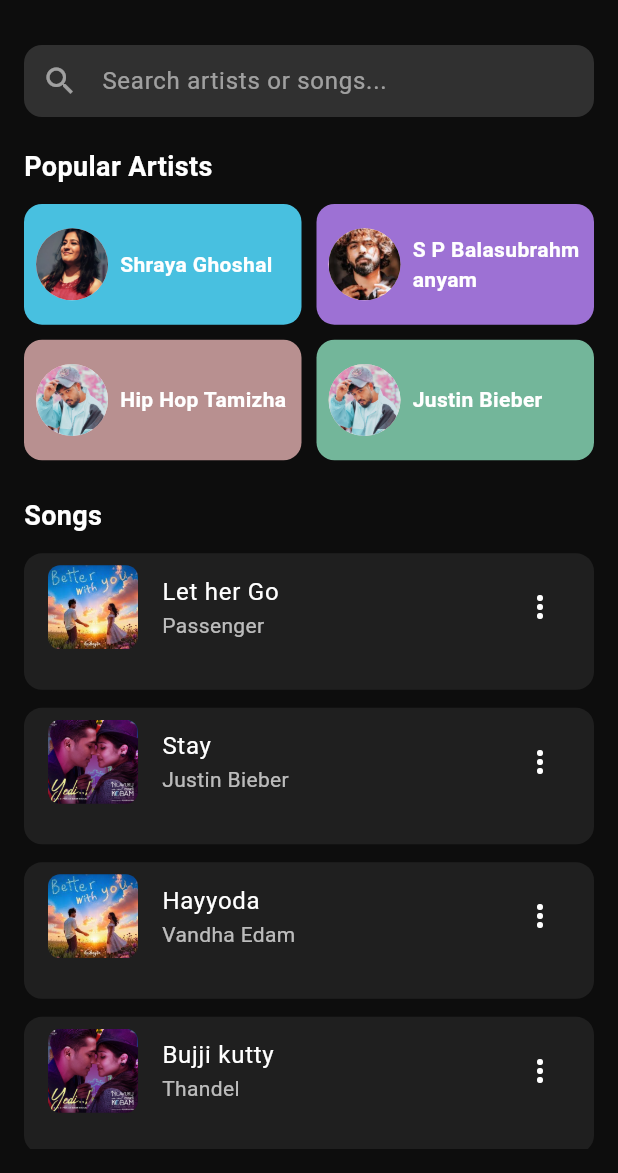
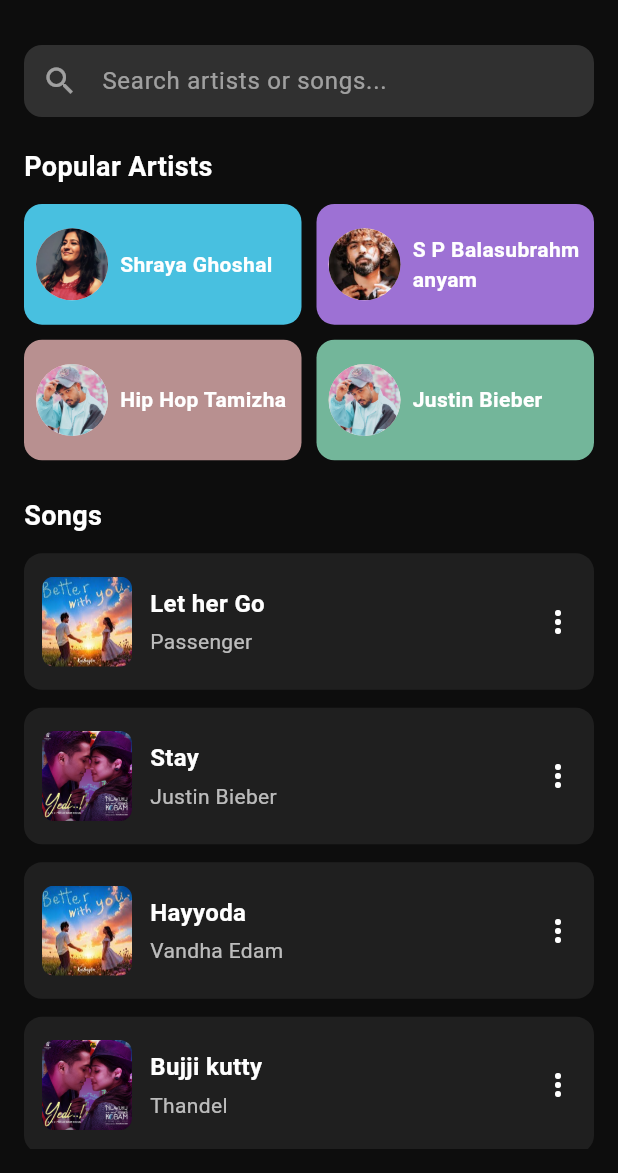
Before and after one commit to JagadishAtelier/soul-square, a Flutter app: the screen it shows after launch, after a tap on the "search" icon, on a phone screen of 412 x 824 dp, the part 63-1236 px from its top. Run offline on Flutter 3.47's test engine with Material 3 defaults, Android fonts, the phone set to English and light mode, and no system bars; our stand-ins replace bootstrap_icons.

Commit message:
updated nav and dummy content

```diff
--- a/lib/components/song_list.dart
+++ b/lib/components/song_list.dart
@@ -20,21 +20,53 @@ class SongList extends StatelessWidget {
   return Column(
     children: songs.map((song) {
       return Container(
-          height:91,
+        height: 91,
         width: double.infinity,
         margin: const EdgeInsets.only(bottom: 12),
+        padding: const EdgeInsets.symmetric(horizontal: 12), // Padding inside the card
         decoration: BoxDecoration(
           color: const Color(0xFF1F1F1F),
           borderRadius: BorderRadius.circular(12),
         ),
-          child: ListTile(
-            leading: ClipRRect(
+        child: Row(
+          crossAxisAlignment: CrossAxisAlignment.center, // Center vertically
+          children: [
+            ClipRRect(
               borderRadius: BorderRadius.circular(8),
-              child: Image.asset(song['image']!, width: 60, height: 60, fit: BoxFit.cover),
+              child: Image.asset(
+                song['image']!,
+                width: 60,
+                height: 60,
+                fit: BoxFit.cover,
               ),
-            title: Text(song['title']!, style: const TextStyle(color: Colors.white)),
-            subtitle: Text(song['artist']!, style: const TextStyle(color: Colors.white70)),
-            trailing: const Icon(Icons.more_vert, color: Colors.white),
+            ),
+            const SizedBox(width: 12),
+            Expanded(
+              child: Column(
+                mainAxisAlignment: MainAxisAlignment.center, // Center text vertically
+                crossAxisAlignment: CrossAxisAlignment.start,
+                children: [
+                  Text(
+                    song['title']!,
+                    style: const TextStyle(
+                      color: Colors.white,
+                      fontSize: 16,
+                      fontWeight: FontWeight.bold,
+                    ),
+                  ),
+                  const SizedBox(height: 4),
+                  Text(
+                    song['artist']!,
+                    style: const TextStyle(
+                      color: Colors.white70,
+                      fontSize: 14,
+                    ),
+                  ),
+                ],
+              ),
+            ),
+            const Icon(Icons.more_vert, color: Colors.white),
+          ],
         ),
       );
     }).toList(),
--- a/lib/components/top_bar.dart
+++ b/lib/components/top_bar.dart
@@ -1,5 +1,6 @@
 import 'package:flutter/material.dart';
 import '../screens/search_screen.dart';
+import '../screens/NotificationPage.dart'; // 👈 Import your NotificationPage
 
 class TopBar extends StatelessWidget {
   const TopBar({super.key});
@@ -39,7 +40,10 @@ class TopBar extends StatelessWidget {
             children: [
               Text(
                 "Good Morning",
-                style: TextStyle(color: Colors.white, fontSize: 16,fontWeight: FontWeight.bold),
+                style: TextStyle(
+                    color: Colors.white,
+                    fontSize: 16,
+                    fontWeight: FontWeight.bold),
               ),
               Text(
                 "Amour",
@@ -58,7 +62,15 @@ class TopBar extends StatelessWidget {
             child: const Icon(Icons.search, color: Colors.white, size: 26),
           ),
           const SizedBox(width: 16),
-          const Icon(Icons.notifications, color: Colors.grey, size: 26),
+          GestureDetector(
+            onTap: () {
+              Navigator.push(
+                context,
+                MaterialPageRoute(builder: (context) => NotificationPage()), // 👈 Navigate to notification page
+              );
+            },
+            child: const Icon(Icons.notifications, color: Colors.grey, size: 26),
+          ),
         ],
       ),
     );
```
Also changed, not shown: lib/screens/NotificationPage.dart (added, +126 -0 lines). Lines whose indentation alone changed are shown as unchanged.
